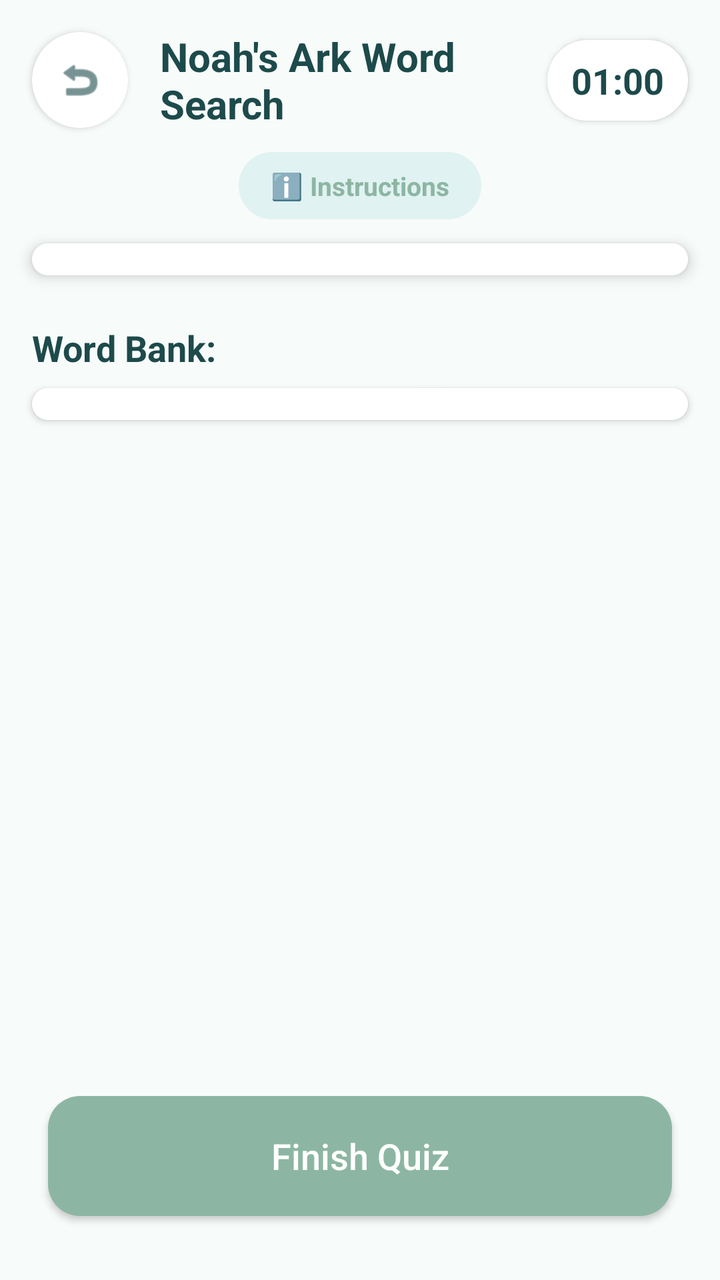
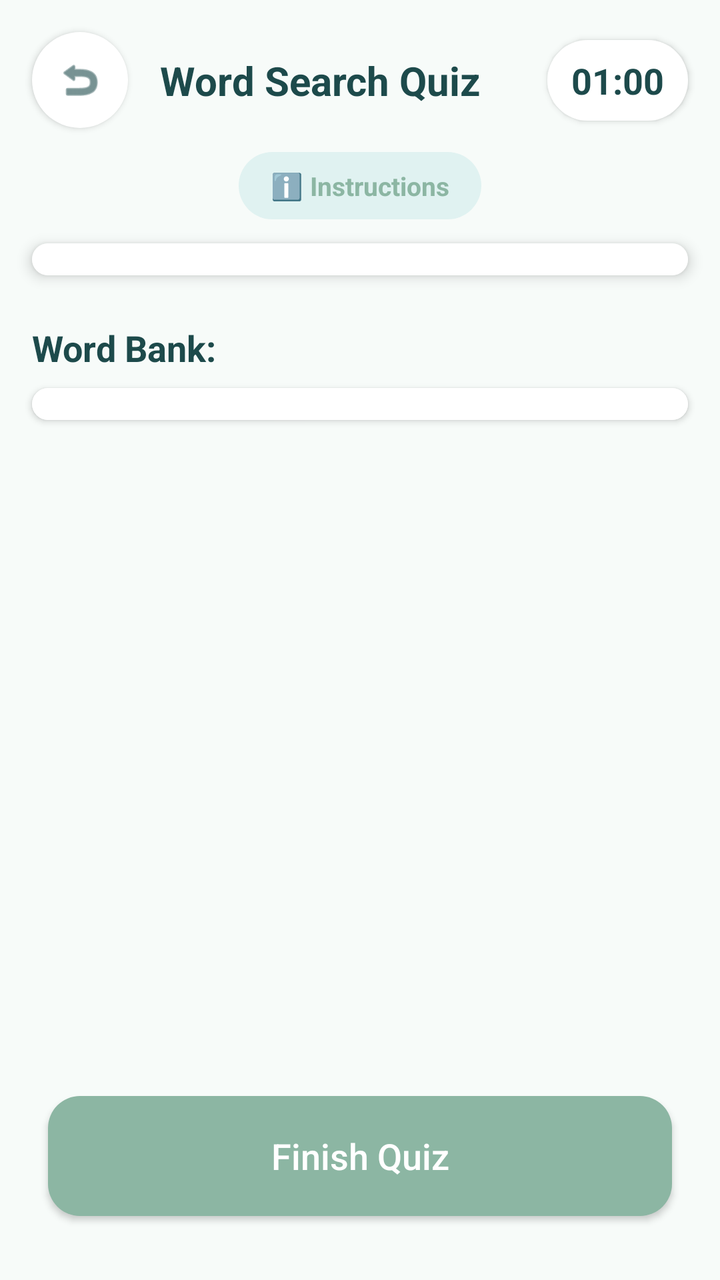

Compare the two renders of this Android layout. The source of the first and the diff that turns it into the second are given below.
<!-- AndroidManifest.xml: application theme Theme.ArBibleApp -->
<!-- res/layout/activity_quiz_flood.xml -->
<?xml version="1.0" encoding="utf-8"?>
<androidx.constraintlayout.widget.ConstraintLayout xmlns:android="http://schemas.android.com/apk/res/android"
    xmlns:app="http://schemas.android.com/apk/res-auto"
    xmlns:tools="http://schemas.android.com/tools"
    android:id="@+id/main"
    android:layout_width="match_parent"
    android:layout_height="match_parent"
    android:background="@color/bg_light"
    tools:context=".QuizFlood">

    <ImageView
        android:id="@+id/btnBack"
        android:layout_width="48dp"
        android:layout_height="48dp"
        android:layout_marginStart="16dp"
        android:layout_marginTop="16dp"
        android:background="@drawable/bg_circle_white"
        android:elevation="2dp"
        android:padding="12dp"
        android:src="@android:drawable/ic_menu_revert"
        app:layout_constraintStart_toStartOf="parent"
        app:layout_constraintTop_toTopOf="parent"
        app:tint="@color/text_dark" />

    <TextView
        android:id="@+id/tvQuizTitle"
        android:layout_width="0dp"
        android:layout_height="wrap_content"
        android:layout_marginStart="16dp"
        android:layout_marginEnd="8dp"
        android:text="Noah's Ark Word Search"
        android:textColor="@color/text_dark"
        android:textSize="20sp"
        android:textStyle="bold"
        app:layout_constraintBottom_toBottomOf="@+id/btnBack"
        app:layout_constraintEnd_toStartOf="@+id/tvTimer"
        app:layout_constraintStart_toEndOf="@+id/btnBack"
        app:layout_constraintTop_toTopOf="@+id/btnBack" />

    <TextView
        android:id="@+id/tvTimer"
        android:layout_width="wrap_content"
        android:layout_height="wrap_content"
        android:layout_marginEnd="16dp"
        android:background="@drawable/bg_circle_white"
        android:elevation="2dp"
        android:paddingHorizontal="12dp"
        android:paddingVertical="8dp"
        android:text="01:00"
        android:textColor="@color/text_dark"
        android:textSize="18sp"
        android:textStyle="bold"
        app:layout_constraintBottom_toBottomOf="@+id/btnBack"
        app:layout_constraintEnd_toEndOf="parent"
        app:layout_constraintTop_toTopOf="@+id/btnBack" />

    <TextView
        android:id="@+id/btnInstructions"
        android:layout_width="wrap_content"
        android:layout_height="wrap_content"
        android:layout_marginTop="12dp"
        android:background="@drawable/bg_rounded_card"
        android:backgroundTint="#E0F2F1"
        android:clickable="true"
        android:focusable="true"
        android:foreground="?attr/selectableItemBackground"
        android:paddingHorizontal="16dp"
        android:paddingVertical="8dp"
        android:text="ℹ️ Instructions"
        android:textColor="@color/primary_green"
        android:textSize="13sp"
        android:textStyle="bold"
        app:layout_constraintEnd_toEndOf="parent"
        app:layout_constraintStart_toStartOf="parent"
        app:layout_constraintTop_toBottomOf="@+id/btnBack" />

    <androidx.core.widget.NestedScrollView
        android:layout_width="0dp"
        android:layout_height="0dp"
        android:fillViewport="true"
        app:layout_constraintStart_toStartOf="parent"
        app:layout_constraintEnd_toEndOf="parent"
        app:layout_constraintTop_toBottomOf="@id/btnInstructions"
        app:layout_constraintBottom_toTopOf="@id/btnSubmit">
        <androidx.constraintlayout.widget.ConstraintLayout
            android:layout_width="match_parent"
            android:layout_height="wrap_content"
            android:paddingBottom="16dp">
    <androidx.cardview.widget.CardView
        android:id="@+id/cardGrid"
        android:layout_width="match_parent"
        android:layout_height="wrap_content"
        android:layout_marginStart="16dp"
        android:layout_marginTop="12dp"
        android:layout_marginEnd="16dp"
        app:cardCornerRadius="16dp"
        app:cardElevation="4dp"
        app:layout_constraintTop_toTopOf="parent">

        <GridLayout
            android:id="@+id/gridLayout"
            android:layout_width="match_parent"
            android:layout_height="wrap_content"
            android:padding="8dp"
            android:alignmentMode="alignMargins"
            android:columnCount="8"
            android:rowCount="8"
            android:background="@color/white"
            android:useDefaultMargins="true" />
    </androidx.cardview.widget.CardView>

    <TextView
        android:id="@+id/tvWordBankLabel"
        android:layout_width="wrap_content"
        android:layout_height="wrap_content"
        android:layout_marginStart="16dp"
        android:layout_marginTop="24dp"
        android:text="Word Bank:"
        android:textColor="@color/text_dark"
        android:textSize="18sp"
        android:textStyle="bold"
        app:layout_constraintStart_toStartOf="parent"
        app:layout_constraintTop_toBottomOf="@+id/cardGrid" />

    <androidx.cardview.widget.CardView
        android:id="@+id/cardWordBank"
        android:layout_width="match_parent"
        android:layout_height="wrap_content"
        android:layout_marginStart="16dp"
        android:layout_marginTop="8dp"
        android:layout_marginEnd="16dp"
        app:cardCornerRadius="12dp"
        app:cardElevation="2dp"
        app:layout_constraintTop_toBottomOf="@+id/tvWordBankLabel">

        <GridLayout
            android:id="@+id/gridLayoutWords"
            android:layout_width="match_parent"
            android:layout_height="wrap_content"
            android:columnCount="2"
            android:padding="8dp"
            android:background="@color/white"/>
    </androidx.cardview.widget.CardView>

        </androidx.constraintlayout.widget.ConstraintLayout>
    </androidx.core.widget.NestedScrollView>

    <androidx.appcompat.widget.AppCompatButton
        android:id="@+id/btnSubmit"
        android:layout_width="match_parent"
        android:layout_height="60dp"
        android:layout_marginStart="24dp"
        android:layout_marginEnd="24dp"
        android:layout_marginBottom="32dp"
        android:background="@drawable/bg_button_next"
        android:backgroundTint="@color/primary_green"
        android:text="Finish Quiz"
        android:textAllCaps="false"
        android:textColor="@color/white"
        android:textSize="18sp"
        app:layout_constraintBottom_toBottomOf="parent" />

</androidx.constraintlayout.widget.ConstraintLayout>
<!-- resources referenced by this layout -->
<resources>
  <color name="bg_light">#F7FBF9</color>
  <color name="primary_green">#8CB6A3</color>
  <color name="text_dark">#1D4A4B</color>
  <color name="white">#FFFFFFFF</color>
  <!-- drawable bg_button_next (drawable) -->
  <?xml version="1.0" encoding="utf-8"?>
  <shape xmlns:android="http://schemas.android.com/apk/res/android">
      <solid android:color="@color/primary_green" />
      <corners android:radius="16dp" />
  </shape>
  <!-- drawable bg_circle_white (drawable) -->
  <?xml version="1.0" encoding="utf-8"?>
  <shape xmlns:android="http://schemas.android.com/apk/res/android">
      <solid android:color="@color/white" />
      <corners android:radius="100dp" />
  </shape>
  <!-- drawable bg_rounded_card (drawable) -->
  <?xml version="1.0" encoding="utf-8"?>
  <shape xmlns:android="http://schemas.android.com/apk/res/android">
      <solid android:color="@color/primary_green" />
      <corners android:radius="40dp" />
  </shape>
  <style name="Theme.ArBibleApp" parent="Base.Theme.ArBibleApp" />
  <style name="Base.Theme.ArBibleApp" parent="Theme.Material3.DayNight.NoActionBar">
          
          <item name="android:windowAnimationStyle">@style/SlideActivityAnimation</item>
      </style>
  <style name="SlideActivityAnimation" parent="@android:style/Animation.Activity">
          <item name="android:activityOpenEnterAnimation">@anim/slide_in_right</item>
          <item name="android:activityOpenExitAnimation">@anim/slide_out_left</item>
          <item name="android:activityCloseEnterAnimation">@anim/slide_in_left</item>
          <item name="android:activityCloseExitAnimation">@anim/slide_out_right</item>
      </style>
</resources>

<!-- the commit's change to res/layout/activity_quiz_flood.xml (unified diff, before → after) -->
@@ -28,7 +28,7 @@
         android:layout_height="wrap_content"
         android:layout_marginStart="16dp"
         android:layout_marginEnd="8dp"
-        android:text="Noah's Ark Word Search"
+        android:text="Word Search Quiz"
         android:textColor="@color/text_dark"
         android:textSize="20sp"
         android:textStyle="bold"
